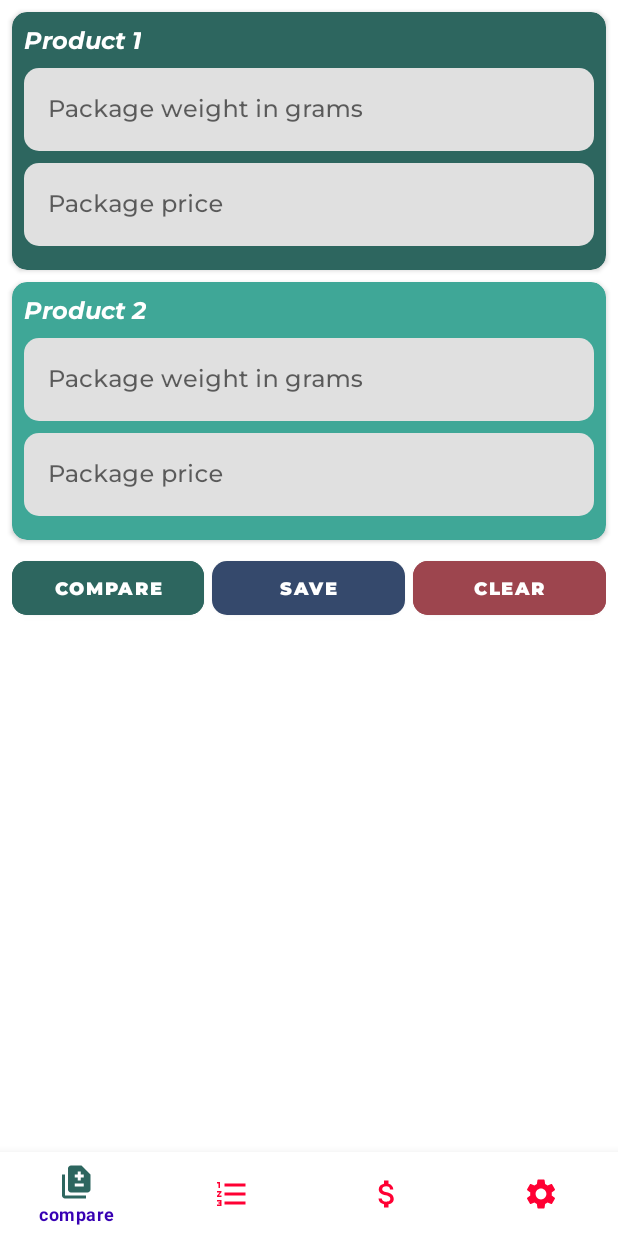
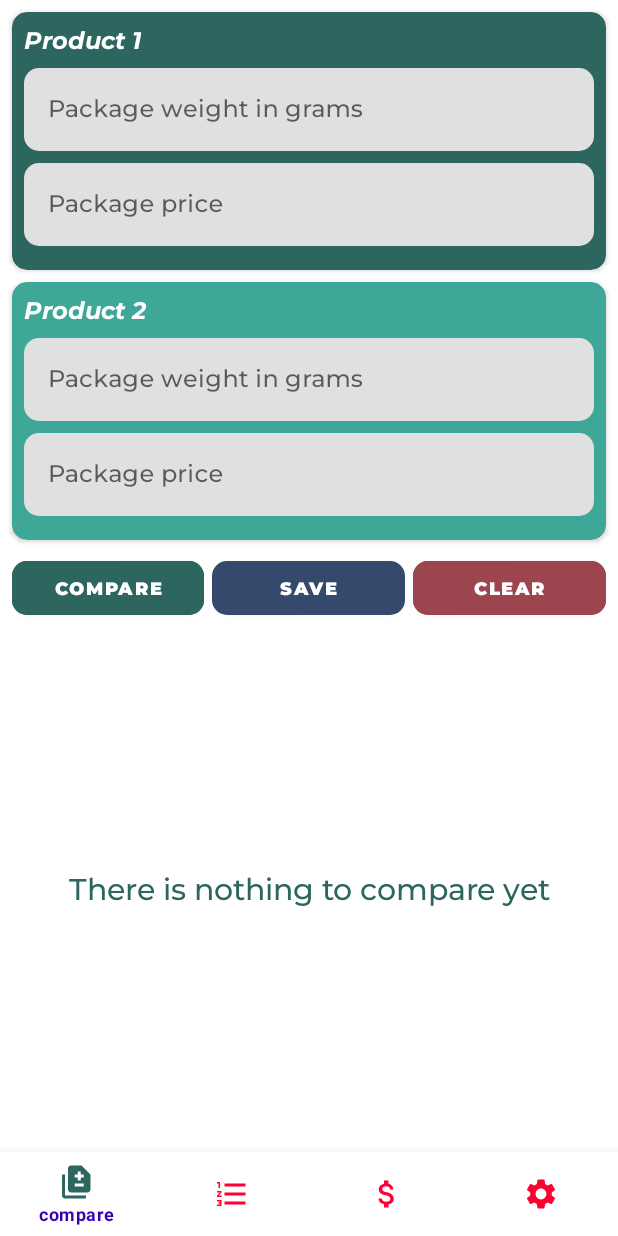
Before and after one commit to stasvitalich/SaveMoney, an Android app: the screen it shows after launch once a user with an empty profile is signed in (AppActivity), after a tap on "COMPARE", on a phone screen of 412 x 824 dp. Run offline under Robolectric (Android 15) with nearby library versions, the phone set to English and light mode, and no system bars; our stand-ins replace Firebase (no records; nobody signed in at launch, a user with empty details on screens opened directly), navigation-ui; libraries missing offline, so code that uses them is left out: render.animations; 3 statements that could not run were skipped.

Commit message:
functionality of compare button was updated. animation was added.

```diff
--- a/app/build.gradle
+++ b/app/build.gradle
@@ -50,6 +50,7 @@ dependencies {
     androidTestImplementation 'androidx.test.ext:junit:1.1.5'
     androidTestImplementation 'androidx.test.espresso:espresso-core:3.5.1'
     implementation 'androidx.fragment:fragment-ktx:1.5.6'
+    implementation 'com.airbnb.android:lottie:4.2.0'
 
     def nav_version = "2.5.3"
     // Kotlin
--- a/app/src/main/java/com/example/savemoney/screens/MenuFragment.kt
+++ b/app/src/main/java/com/example/savemoney/screens/MenuFragment.kt
@@ -9,9 +9,15 @@ import androidx.lifecycle.ViewModelProvider
 import com.example.savemoney.R
 import com.example.savemoney.databinding.FragmentMenuBinding
 import androidx.navigation.Navigation
+import com.airbnb.lottie.LottieAnimationView
+import render.animations.Render
+import render.animations.Zoom
+import render.animations.*
 
 class MenuFragment : Fragment() {
 
+    private lateinit var animationView: LottieAnimationView
+    private lateinit var animationView2: LottieAnimationView
     lateinit var binding: FragmentMenuBinding
 
     override fun onCreateView(
@@ -20,17 +26,22 @@ class MenuFragment : Fragment() {
     ): View? {
         binding = FragmentMenuBinding.inflate(inflater)
         return binding.root
-
     }
 
     override fun onViewCreated(view: View, savedInstanceState: Bundle?) {
-
+        animationView = binding.animationView
+        animationView2 = binding.animationView2
         calculations()
         clearFields()
     }
 
 
     private fun calculations(){
+
+        binding.apply {
+            animationView.visibility = View.INVISIBLE
+            animationView2.visibility = View.INVISIBLE
+        }
 
         binding.compareButton.setOnClickListener {
             val price1Text = binding.textPrice1.text.toString()
@@ -39,12 +50,12 @@ class MenuFragment : Fragment() {
             val price2Text = binding.textPrice2.text.toString()
             val weight2Text = binding.textWeight2.text.toString()
 
-            if (price1Text.isEmpty() || weight1Text.isEmpty()) {
-                binding.textRecomendation.text = null
-            }
-
-            if (price2Text.isEmpty() || weight2Text.isEmpty()) {
-                binding.textRecomendation.text = null
+            if (price1Text.isEmpty() && weight1Text.isEmpty() && price2Text.isEmpty() && weight2Text.isEmpty()){
+                binding.textRecomendation.text = getString(R.string.Nothing)
+            } else if (price1Text.isEmpty() || weight1Text.isEmpty()) {
+                binding.textRecomendation.text = getString(R.string.FillTheInformation2)
+            } else if (price2Text.isEmpty() || weight2Text.isEmpty()) {
+                binding.textRecomendation.text = getString(R.string.FillTheInformation)
             }
 
             var result1: Double = 0.0
@@ -91,14 +102,21 @@ class MenuFragment : Fragment() {
 
                 if (result1 > result2) {
                     binding.textRecomendation.text = "Продукт 1 дороже на $formattedDifference%"
-                    binding.imageThumb2.visibility = View.VISIBLE
+                    binding.animationView2.visibility = View.VISIBLE
+                    binding.animationView.visibility = View.INVISIBLE
+                    animationView2.playAnimation()
+
                 } else if (result1 < result2) {
                     binding.textRecomendation.text = "Продукт 2 дороже на $formattedDifference%"
-                    binding.imageThumb1.visibility = View.VISIBLE
+                    binding.animationView.visibility = View.VISIBLE
+                    binding.animationView2.visibility = View.INVISIBLE
+                    animationView.playAnimation()
+
                 } else {
                     binding.textRecomendation.text = "Стоимость продуктов одинакова"
-                    binding.imageThumb1.visibility = View.INVISIBLE
-                    binding.imageThumb2.visibility = View.INVISIBLE
+                    binding.animationView.visibility = View.INVISIBLE
+                    binding.animationView2.visibility = View.INVISIBLE
+
 
                 }
             }
@@ -117,8 +135,9 @@ class MenuFragment : Fragment() {
                 textRecomendation.text = null
 
                 textInputLayoutWeight1.requestFocus()
-                binding.imageThumb1.visibility = View.INVISIBLE
-                binding.imageThumb2.visibility = View.INVISIBLE
+                binding.animationView.visibility = View.INVISIBLE
+                binding.animationView2.visibility = View.INVISIBLE
+
             }
         }
     }
--- a/app/src/main/res/layout/fragment_menu.xml
+++ b/app/src/main/res/layout/fragment_menu.xml
@@ -6,6 +6,7 @@
     android:layout_height="match_parent"
     android:background="@color/white"
     tools:context=".screens.MenuFragment">
+
 
     <androidx.cardview.widget.CardView
         android:id="@+id/cardView"
@@ -18,22 +19,32 @@
         app:cardCornerRadius="10dp"
         app:layout_constraintEnd_toEndOf="parent"
         app:layout_constraintStart_toStartOf="parent"
-        app:layout_constraintTop_toTopOf="parent">
+        app:layout_constraintTop_toTopOf="parent"
+        >
+
+
 
         <androidx.constraintlayout.widget.ConstraintLayout
             android:layout_width="match_parent"
             android:layout_height="match_parent">
 
-            <ImageView
-                android:id="@+id/imageThumb1"
-                android:layout_width="wrap_content"
-                android:layout_height="wrap_content"
-                android:layout_marginTop="8dp"
+
+            <RelativeLayout
+                android:layout_width="35dp"
+                android:layout_height="35dp"
                 android:layout_marginEnd="8dp"
-                android:src="@drawable/ic_baseline_thumb_up_24"
-                android:visibility="invisible"
                 app:layout_constraintEnd_toEndOf="parent"
-                app:layout_constraintTop_toTopOf="parent" />
+                app:layout_constraintTop_toTopOf="parent">
+
+                <com.airbnb.lottie.LottieAnimationView
+                    android:id="@+id/animationView"
+                    android:layout_width="match_parent"
+                    android:layout_height="wrap_content"
+                    app:lottie_autoPlay="true"
+                    app:lottie_url="https://assets3.lottiefiles.com/packages/lf20_tw8pu22m.json" />
+
+
+            </RelativeLayout>
 
             <com.google.android.material.textfield.TextInputLayout
                 android:id="@+id/textInputLayoutWeight1"
@@ -123,16 +134,22 @@
             android:layout_width="match_parent"
             android:layout_height="match_parent">
 
-            <ImageView
-                android:id="@+id/imageThumb2"
-                android:layout_width="wrap_content"
-                android:layout_height="wrap_content"
-                android:layout_marginTop="8dp"
+            <RelativeLayout
+                android:layout_width="35dp"
+                android:layout_height="35dp"
                 android:layout_marginEnd="8dp"
-                android:src="@drawable/ic_baseline_thumb_up_24"
-                android:visibility="invisible"
                 app:layout_constraintEnd_toEndOf="parent"
-                app:layout_constraintTop_toTopOf="parent" />
+                app:layout_constraintTop_toTopOf="parent">
+
+                <com.airbnb.lottie.LottieAnimationView
+                    android:id="@+id/animationView2"
+                    android:layout_width="match_parent"
+                    android:layout_height="wrap_content"
+                    app:lottie_autoPlay="true"
+                    app:lottie_url="https://assets3.lottiefiles.com/packages/lf20_tw8pu22m.json"
+                     />
+
+            </RelativeLayout>
 
             <TextView
                 android:id="@+id/textView8"
@@ -259,8 +276,8 @@
         android:id="@+id/textRecomendation"
         android:layout_width="wrap_content"
         android:layout_height="wrap_content"
-        android:layout_marginStart="8dp"
-        android:layout_marginEnd="8dp"
+        android:layout_marginStart="16dp"
+        android:layout_marginEnd="16dp"
         android:fontFamily="@font/montserrat_medium"
         android:gravity="center"
         android:text="@string/ResultOfComparison"
--- a/app/src/main/res/values/strings.xml
+++ b/app/src/main/res/values/strings.xml
@@ -31,4 +31,7 @@
     <string name="Clear">Clear</string>
     <string name="Save">Save</string>
     <string name="ResultOfComparison">The result of the comparison will be displayed here</string>
+    <string name="FillTheInformation">You have not filled in the information about the second product</string>
+    <string name="FillTheInformation2">You have not filled in the information about the first product</string>
+    <string name="Nothing">There is nothing to compare yet</string>
 </resources>
```
Also changed, not shown: app/src/main/res/raw/thumbsup.json (added, +1 -0 lines), 1 other file.
